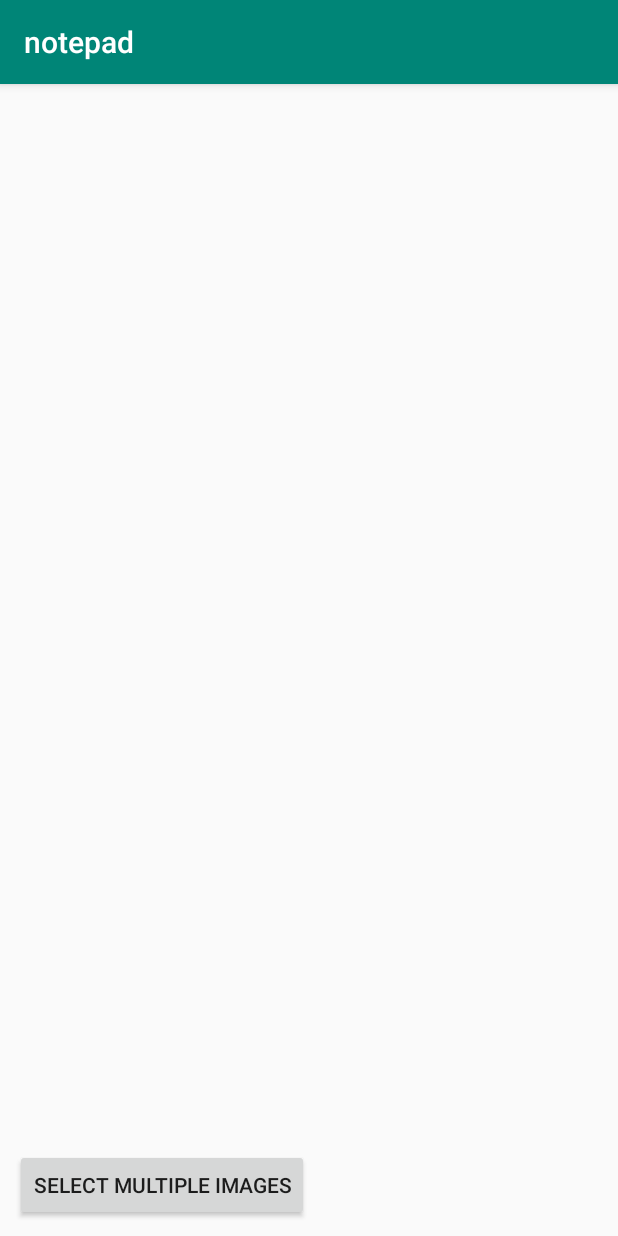
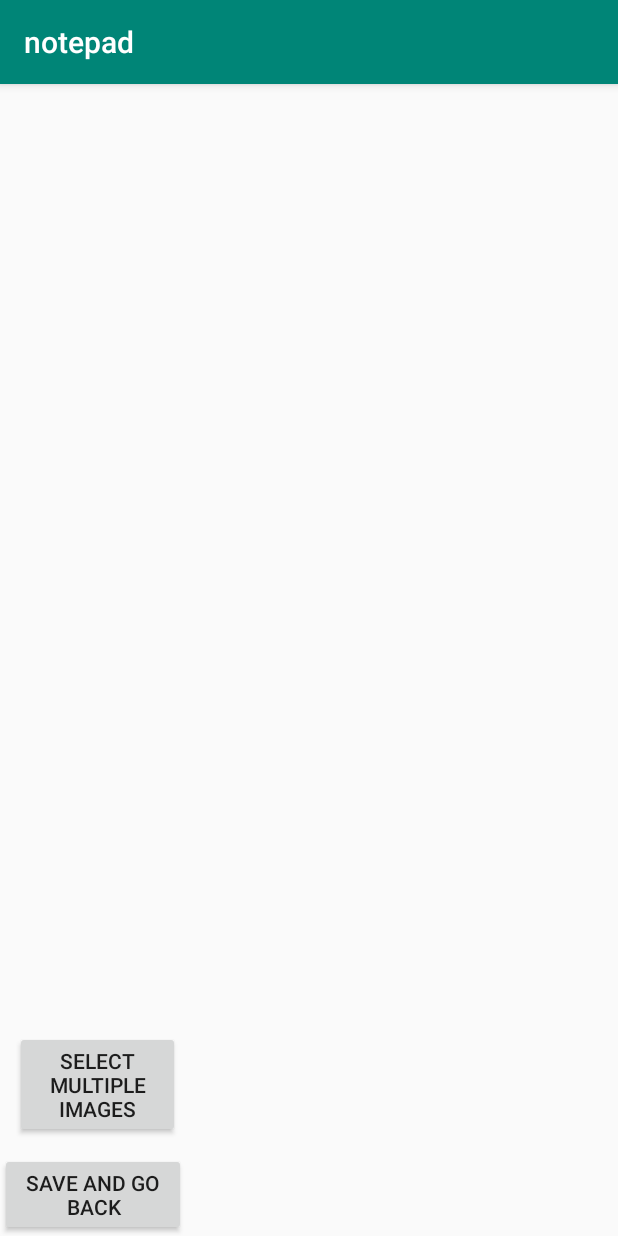
Before and after one commit to AntonisAndHisMetalheadFriends/Notepad, an Android app: the Gallery screen opened directly, with no data from a screen before it, on a phone screen of 412 x 824 dp. Run offline under Robolectric (Android 15) with nearby library versions, the light colour scheme and no system bars; Roboto replaces fonts that are not available here.

Commit message:
commit #16 . User can select multiple images from his gallery and save their path in xml format

```diff
--- a/app/src/main/java/aahmf/notepad/Gallery.java
+++ b/app/src/main/java/aahmf/notepad/Gallery.java
@@ -13,27 +13,33 @@ import android.view.ViewGroup;
 import android.widget.Button;
 import android.widget.GridView;
 import android.widget.Toast;
+
+import java.lang.reflect.Array;
 import java.util.ArrayList;
 import java.util.List;
 
 public class Gallery extends AppCompatActivity {
-
-    private Button btn;
+    private Button btn,Back;
     int PICK_IMAGE_MULTIPLE = 1;
     String imageEncoded;
     List<String> imagesEncodedList;
     private GridView gvGallery;
     private GalleryAdapter galleryAdapter;
+    protected static ArrayList ImagePaths;
 
     @Override
-    protected void onCreate(Bundle savedInstanceState) {
+    protected void onCreate(Bundle savedInstanceState)
+    {
         super.onCreate(savedInstanceState);
         setContentView(R.layout.activity_gallery);
 
         btn = findViewById(R.id.btn);
+        Back = findViewById(R.id.svb);
+
         gvGallery = (GridView)findViewById(R.id.gv);
 
-        btn.setOnClickListener(new View.OnClickListener() {
+        btn.setOnClickListener(new View.OnClickListener()
+        {
             @Override
             public void onClick(View v) {
                 Intent intent = new Intent();
@@ -43,8 +49,14 @@ public class Gallery extends AppCompatActivity {
                 startActivityForResult(Intent.createChooser(intent,"Select Picture"), PICK_IMAGE_MULTIPLE);
             }
         });
+        Back.setOnClickListener(new View.OnClickListener() {
+            @Override
+            public void onClick(View v) {
+                startActivity(new Intent(Gallery.this, NewNoteActivity.class));
+            }
+        });
+    }
 
-    }
 
     @Override
     protected void onActivityResult(int requestCode, int resultCode, Intent data) {
@@ -105,8 +117,8 @@ public class Gallery extends AppCompatActivity {
                                     .getLayoutParams();
                             mlp.setMargins(0, gvGallery.getHorizontalSpacing(), 0, 0);
 
-
                         }
+                        ImagePaths= mArrayUri;
                         Log.v("LOG_TAG", "Selected Images" + mArrayUri.size());
                     }
                 }
--- a/app/src/main/java/aahmf/notepad/NewNoteActivity.java
+++ b/app/src/main/java/aahmf/notepad/NewNoteActivity.java
@@ -21,6 +21,8 @@ import java.io.FileNotFoundException;
 import java.io.FileOutputStream;
 import java.io.IOException;
 import java.io.StringWriter;
+import java.lang.reflect.Array;
+import java.util.ArrayList;
 
 public class NewNoteActivity extends AppCompatActivity {
 
@@ -109,6 +111,9 @@ public class NewNoteActivity extends AppCompatActivity {
             xmlSerializer.startTag(null,"Text");
             xmlSerializer.text(NoteText);
             xmlSerializer.endTag(null, "Text");
+            xmlSerializer.startTag(null,"Image Paths");
+            xmlSerializer.text(String.valueOf(Gallery.ImagePaths));
+            xmlSerializer.endTag(null,"Image Paths" );
             xmlSerializer.endTag(null, "userData");
             xmlSerializer.endDocument();
             xmlSerializer.flush();
--- a/app/src/main/res/layout/activity_gallery.xml
+++ b/app/src/main/res/layout/activity_gallery.xml
@@ -8,21 +8,27 @@
     tools:context=".Gallery">
 
     <GridView
+        android:id="@+id/gv"
         android:layout_width="match_parent"
         android:layout_height="0dp"
-        android:id="@+id/gv"
-        android:numColumns="3"
-        android:layout_weight="1">
-    </GridView>
+        android:layout_weight="1"
+        android:numColumns="3"></GridView>
 
     <Button
-        android:layout_width="wrap_content"
+        android:id="@+id/btn"
+        android:layout_width="110dp"
         android:layout_height="wrap_content"
-        android:id="@+id/btn"
-        android:text="Select Multiple Images"
+        android:layout_gravity="left"
+        android:layout_marginLeft="10dp"
         android:layout_marginTop="10dp"
         android:layout_marginBottom="10dp"
-        android:layout_marginLeft="10dp"
-        />
+        android:text="Select Multiple Images" />
+
+    <Button
+        android:id="@+id/svb"
+        android:layout_width="124dp"
+        android:layout_height="wrap_content"
+        android:text="Save and go back" />
+
 
 </LinearLayout>
```
